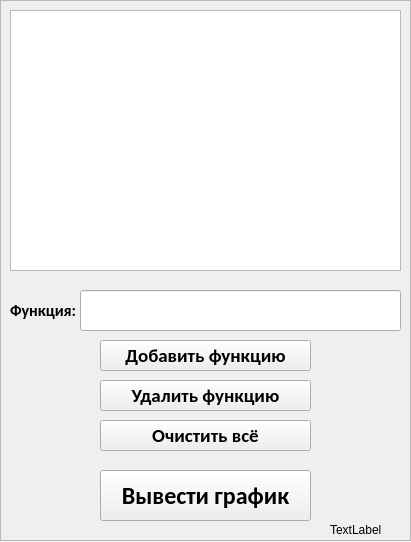
Old version of the form Utilz/Windows/MainWindow.ui in the repository zazemlil/funcGraphic.
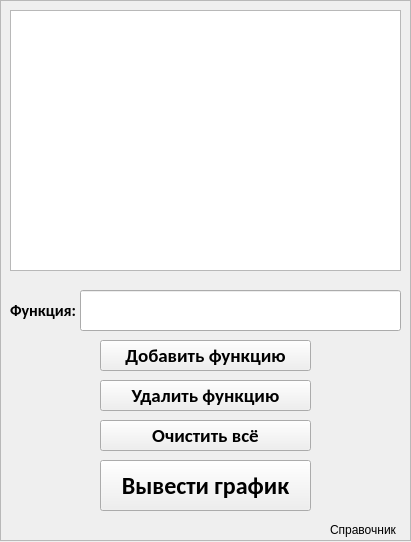
New version of the form.

Commit message: window icon (need fix)

```diff
--- a/Utilz/Windows/MainWindow.ui
+++ b/Utilz/Windows/MainWindow.ui
@@ -140,7 +140,7 @@
      <property name="geometry">
       <rect>
        <x>100</x>
-       <y>470</y>
+       <y>460</y>
        <width>211</width>
        <height>51</height>
       </rect>
@@ -188,7 +188,7 @@
       </rect>
      </property>
      <property name="text">
-      <string>TextLabel</string>
+      <string>Справочник</string>
      </property>
     </widget>
    </widget>
```
The commit also changes 3 other files.
